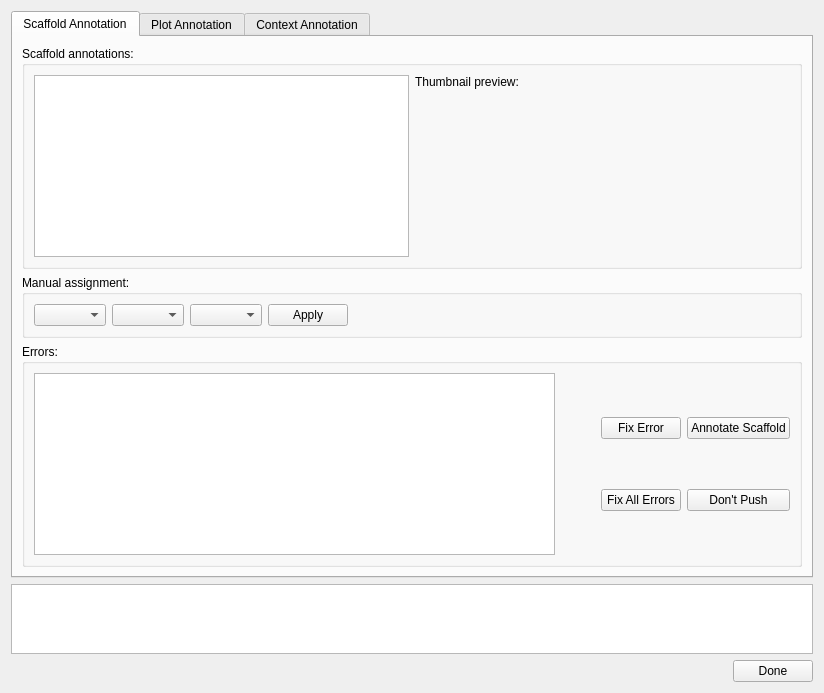
Above: mapclientplugins/sparccurationhelperstep/qt/sparccurationhelperwidget.ui from mapclient-plugins/mapclientplugins.sparccurationhelperstep before the change. Below: the same form after it.
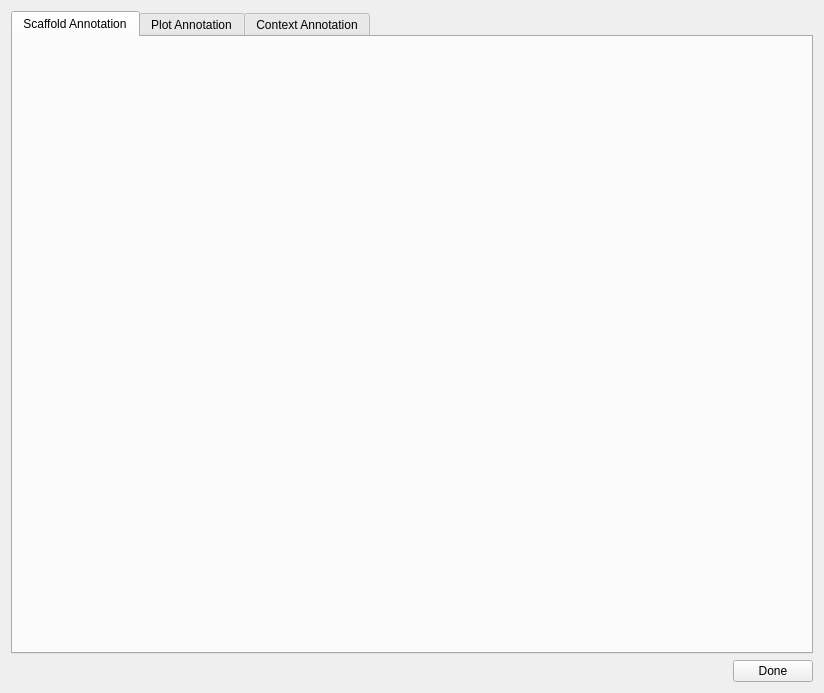
That is the form after the change. The open tabs and pages were chosen to show the change. Custom widgets are drawn as their Qt base class.

Commit message: Adding in scaffold annotation widget to handle context information.

What changed in the file:
```diff
--- a/mapclientplugins/sparccurationhelperstep/qt/sparccurationhelperwidget.ui
+++ b/mapclientplugins/sparccurationhelperstep/qt/sparccurationhelperwidget.ui
@@ -19,191 +19,18 @@
      <property name="currentIndex">
       <number>2</number>
      </property>
-     <widget class="QWidget" name="scaffold_annotation_tab">
+     <widget class="ScaffoldAnnotationWidget" name="tabScaffoldAnnotation">
       <attribute name="title">
        <string>Scaffold Annotation</string>
       </attribute>
-      <layout class="QGridLayout" name="gridLayout3">
-       <item row="0" column="0">
-        <widget class="QGroupBox" name="groupBoxScaffoldAnntotations">
-         <property name="title">
-          <string>Scaffold annotations:</string>
-         </property>
-         <layout class="QHBoxLayout" name="horizontalLayout_2">
-          <item>
-           <widget class="QTreeView" name="treeViewScaffoldAnnotations"/>
-          </item>
-          <item>
-           <layout class="QVBoxLayout" name="verticalLayout_2">
-            <item>
-             <widget class="QLabel" name="thumbnail_preview_label">
-              <property name="sizePolicy">
-               <sizepolicy hsizetype="Minimum" vsizetype="Minimum">
-                <horstretch>0</horstretch>
-                <verstretch>0</verstretch>
-               </sizepolicy>
-              </property>
-              <property name="text">
-               <string>Thumbnail preview:</string>
-              </property>
-             </widget>
-            </item>
-            <item>
-             <widget class="QLabel" name="labelThumbnailPreview">
-              <property name="sizePolicy">
-               <sizepolicy hsizetype="Expanding" vsizetype="Expanding">
-                <horstretch>0</horstretch>
-                <verstretch>0</verstretch>
-               </sizepolicy>
-              </property>
-              <property name="text">
-               <string/>
-              </property>
-             </widget>
-            </item>
-            <item>
-             <spacer name="verticalSpacer">
-              <property name="orientation">
-               <enum>Qt::Vertical</enum>
-              </property>
-              <property name="sizeHint" stdset="0">
-               <size>
-                <width>20</width>
-                <height>40</height>
-               </size>
-              </property>
-             </spacer>
-            </item>
-           </layout>
-          </item>
-         </layout>
-        </widget>
-       </item>
-       <item row="2" column="0">
-        <widget class="QGroupBox" name="groupBoxErrors">
-         <property name="layoutDirection">
-          <enum>Qt::LeftToRight</enum>
-         </property>
-         <property name="title">
-          <string>Errors:</string>
-         </property>
-         <layout class="QGridLayout" name="gridLayout2">
-          <item row="0" column="1">
-           <layout class="QGridLayout" name="gridLayoutButtons">
-            <item row="0" column="2">
-             <widget class="QPushButton" name="annotate_scaffold_button">
-              <property name="sizePolicy">
-               <sizepolicy hsizetype="Expanding" vsizetype="Fixed">
-                <horstretch>0</horstretch>
-                <verstretch>0</verstretch>
-               </sizepolicy>
-              </property>
-              <property name="text">
-               <string>Annotate Scaffold</string>
-              </property>
-             </widget>
-            </item>
-            <item row="0" column="1">
-             <widget class="QPushButton" name="buttonFixError">
-              <property name="sizePolicy">
-               <sizepolicy hsizetype="Expanding" vsizetype="Fixed">
-                <horstretch>0</horstretch>
-                <verstretch>0</verstretch>
-               </sizepolicy>
-              </property>
-              <property name="text">
-               <string>Fix Error</string>
-              </property>
-             </widget>
-            </item>
-            <item row="1" column="1">
-             <widget class="QPushButton" name="buttonFixAllErrors">
-              <property name="text">
-               <string>Fix All Errors</string>
-              </property>
-             </widget>
-            </item>
-            <item row="1" column="2">
-             <widget class="QPushButton" name="pushButton_3">
-              <property name="text">
-               <string>Don't Push</string>
-              </property>
-             </widget>
-            </item>
-            <item row="0" column="0">
-             <spacer name="horizontalSpacer_2">
-              <property name="orientation">
-               <enum>Qt::Horizontal</enum>
-              </property>
-              <property name="sizeHint" stdset="0">
-               <size>
-                <width>40</width>
-                <height>20</height>
-               </size>
-              </property>
-             </spacer>
-            </item>
-           </layout>
-          </item>
-          <item row="0" column="0">
-           <widget class="QListView" name="listViewErrors">
-            <property name="sizePolicy">
-             <sizepolicy hsizetype="Expanding" vsizetype="Expanding">
-              <horstretch>1</horstretch>
-              <verstretch>0</verstretch>
-             </sizepolicy>
-            </property>
-           </widget>
-          </item>
-         </layout>
-        </widget>
-       </item>
-       <item row="1" column="0">
-        <widget class="QGroupBox" name="groupBox">
-         <property name="title">
-          <string>Manual assignment:</string>
-         </property>
-         <layout class="QHBoxLayout" name="horizontalLayout_3">
-          <item>
-           <widget class="QComboBox" name="comboBoxScaffoldMeta"/>
-          </item>
-          <item>
-           <widget class="QComboBox" name="comboBoxScaffoldView"/>
-          </item>
-          <item>
-           <widget class="QComboBox" name="comboBoxScaffoldThumbnail"/>
-          </item>
-          <item>
-           <widget class="QPushButton" name="pushButtonApply">
-            <property name="text">
-             <string>Apply</string>
-            </property>
-           </widget>
-          </item>
-          <item>
-           <spacer name="horizontalSpacer_3">
-            <property name="orientation">
-             <enum>Qt::Horizontal</enum>
-            </property>
-            <property name="sizeHint" stdset="0">
-             <size>
-              <width>40</width>
-              <height>20</height>
-             </size>
-            </property>
-           </spacer>
-          </item>
-         </layout>
-        </widget>
-       </item>
-      </layout>
+      <layout class="QGridLayout" name="gridLayout3"/>
      </widget>
      <widget class="QWidget" name="plot_annotation_tab">
       <attribute name="title">
        <string>Plot Annotation</string>
       </attribute>
      </widget>
-     <widget class="QWidget" name="tab">
+     <widget class="ContextAnnotationWidget" name="tabContextAnnotation">
       <attribute name="title">
        <string>Context Annotation</string>
       </attribute>
@@ -227,25 +54,6 @@
      </widget>
     </widget>
    </item>
-   <item>
-    <widget class="QTableView" name="tableViewScaffoldAnnotations">
-     <property name="sizePolicy">
-      <sizepolicy hsizetype="Expanding" vsizetype="Expanding">
-       <horstretch>0</horstretch>
-       <verstretch>0</verstretch>
-      </sizepolicy>
-     </property>
-     <property name="sizeAdjustPolicy">
-      <enum>QAbstractScrollArea::AdjustToContents</enum>
-     </property>
-     <property name="selectionMode">
-      <enum>QAbstractItemView::SingleSelection</enum>
-     </property>
-     <property name="selectionBehavior">
-      <enum>QAbstractItemView::SelectRows</enum>
-     </property>
-    </widget>
-   </item>
    <item>
     <layout class="QHBoxLayout" name="horizontalLayout">
      <item>
@@ -279,6 +87,12 @@
    <header>mapclientplugins/sparccurationhelperstep/helpers/contextannotationwidget.h</header>
    <container>1</container>
   </customwidget>
+  <customwidget>
+   <class>ScaffoldAnnotationWidget</class>
+   <extends>QWidget</extends>
+   <header>mapclientplugins/sparccurationhelperstep/helpers/scaffoldannotationwidget.h</header>
+   <container>1</container>
+  </customwidget>
  </customwidgets>
  <resources/>
  <connections/>
```
Left out of the diff: 7 changed lines with no effect on the pictures. The commit also changes 5 other files.
